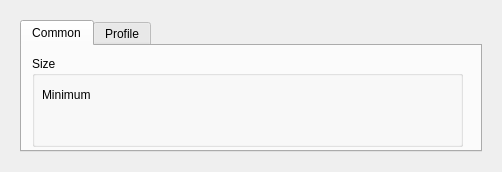
isis-group/vast, file forms/preferences.ui: the form before one commit.
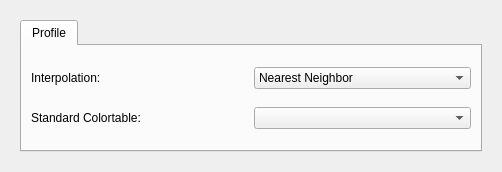
The form after the commit. The open tabs and pages were chosen to show the change.

```diff
--- a/forms/preferences.ui
+++ b/forms/preferences.ui
@@ -40,38 +40,7 @@
         <property name="currentIndex">
          <number>1</number>
         </property>
-        <widget class="QWidget" name="tab">
-         <attribute name="title">
-          <string>Common</string>
-         </attribute>
-         <widget class="QGroupBox" name="groupBox">
-          <property name="geometry">
-           <rect>
-            <x>10</x>
-            <y>10</y>
-            <width>431</width>
-            <height>91</height>
-           </rect>
-          </property>
-          <property name="title">
-           <string>Size</string>
-          </property>
-          <widget class="QLabel" name="label">
-           <property name="geometry">
-            <rect>
-             <x>10</x>
-             <y>30</y>
-             <width>81</width>
-             <height>17</height>
-            </rect>
-           </property>
-           <property name="text">
-            <string>Minimum </string>
-           </property>
-          </widget>
-         </widget>
-        </widget>
-        <widget class="QWidget" name="Profile">
+        <widget class="QWidget" name="Common">
          <attribute name="title">
           <string>Profile</string>
          </attribute>
```
Left out of the diff: 2 changed lines with no effect on the pictures.
